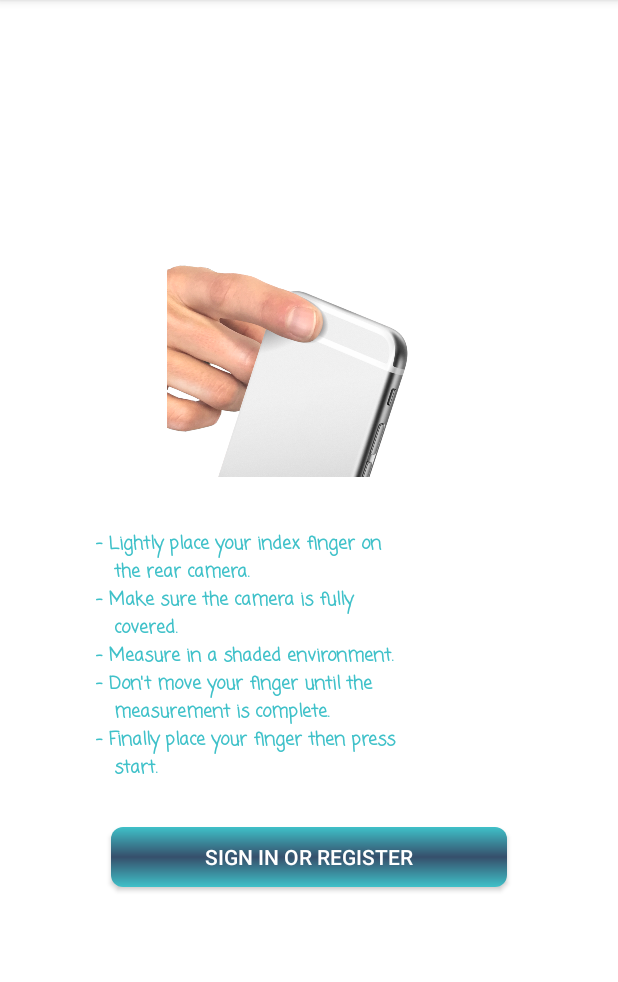
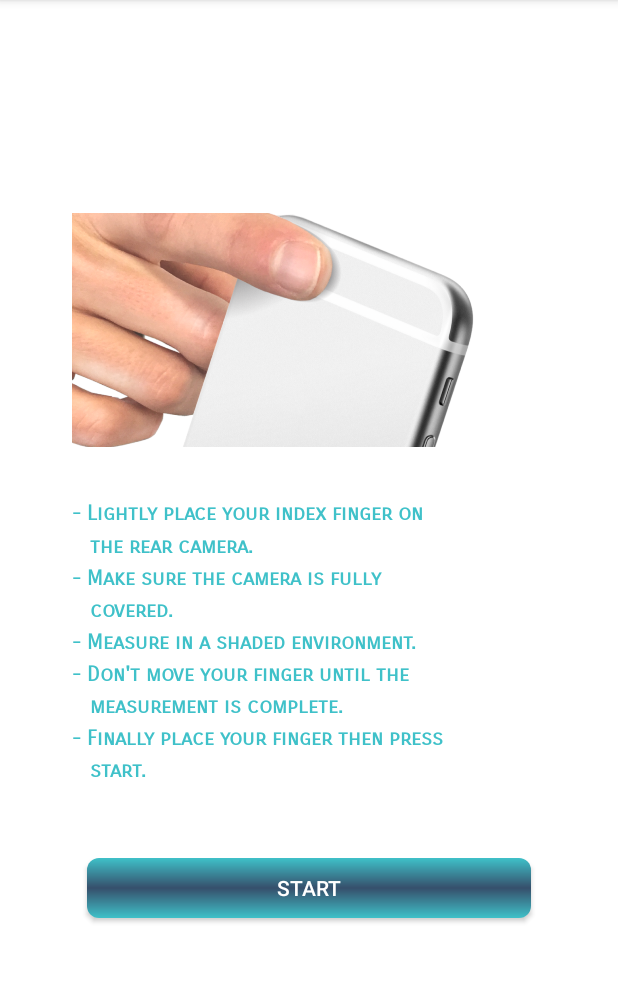
Before and after one commit to hemant1109/OxygenScanner, an Android app: the StartVitalSigns screen opened directly, with no data from a screen before it, on a phone screen of 412 x 824 dp, the part 90-1072 px from its top. Run offline under Robolectric (Android 15) with nearby library versions, the phone set to English and light mode, and no system bars.

Commit message:
UI changes

```diff
--- a/app/src/main/res/layout/activity_start_vital_signs.xml
+++ b/app/src/main/res/layout/activity_start_vital_signs.xml
@@ -5,18 +5,19 @@
     android:layout_width="match_parent"
     android:layout_height="wrap_content"
     android:layout_gravity="center"
-
     android:orientation="vertical"
-    android:paddingLeft="64dp"
+    android:paddingLeft="48dp"
     android:paddingTop="16dp"
-    android:paddingRight="64dp"
+    android:paddingRight="48dp"
     android:paddingBottom="16dp"
     tools:context=".ui.startvitalsign.StartVitalSigns">
 
     <ImageView
         android:id="@+id/imageView3"
-        android:layout_width="wrap_content"
+        android:layout_width="match_parent"
         android:layout_height="156dp"
+        android:adjustViewBounds="true"
+        android:scaleType="centerCrop"
         app:srcCompat="@drawable/rsz_download" />
 
     <Space
@@ -29,15 +30,16 @@
         android:layout_width="match_parent"
         android:layout_height="wrap_content"
         android:layout_weight="0.87"
-        android:fontFamily="casual"
+        android:fontFamily="sans-serif-smallcaps"
+        android:lineSpacingMultiplier="1.3"
         android:text="- Lightly place your index finger on \n   the rear camera.\n- Make sure the camera is fully \n   covered. \n- Measure in a shaded environment. \n- Don't move your finger until the \n   measurement is complete. \n- Finally place your finger then press \n   start. "
         android:textColor="@color/teal_200"
-        android:textSize="12sp"
+        android:textSize="14sp"
         android:textStyle="bold" />
 
     <Space
         android:layout_width="match_parent"
-        android:layout_height="20dp"
+        android:layout_height="40dp"
         android:layout_weight="0.17" />
 
     <androidx.appcompat.widget.AppCompatButton
@@ -47,7 +49,7 @@
         android:layout_margin="10dp"
         android:background="@drawable/button_gradient"
         android:gravity="center"
-        android:text="@string/action_sign_in"
+        android:text="@string/start"
         android:textColor="@color/white"
         android:visibility="visible"
         app:layout_constraintEnd_toEndOf="@+id/password"
--- a/app/src/main/res/values/strings.xml
+++ b/app/src/main/res/values/strings.xml
@@ -15,4 +15,5 @@
     <string name="stop_scan">Stop scan</string>
     <string name="firstname">First Name</string>
     <string name="lastname">Last Name</string>
+    <string name="start">Start</string>
 </resources>
```
